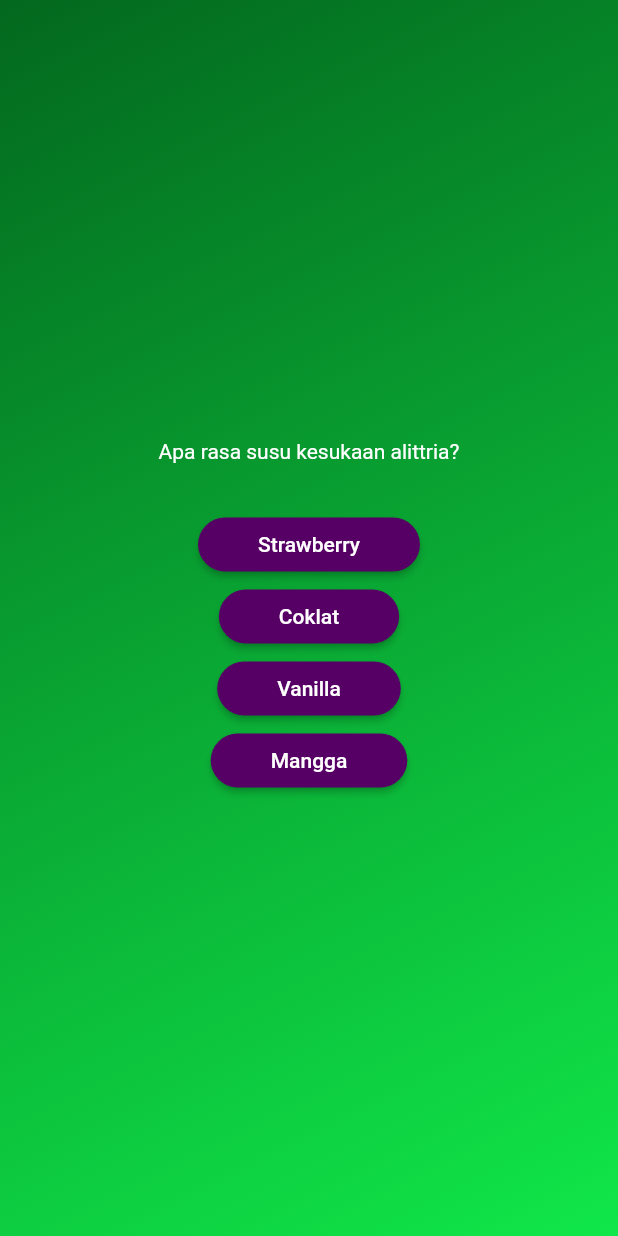
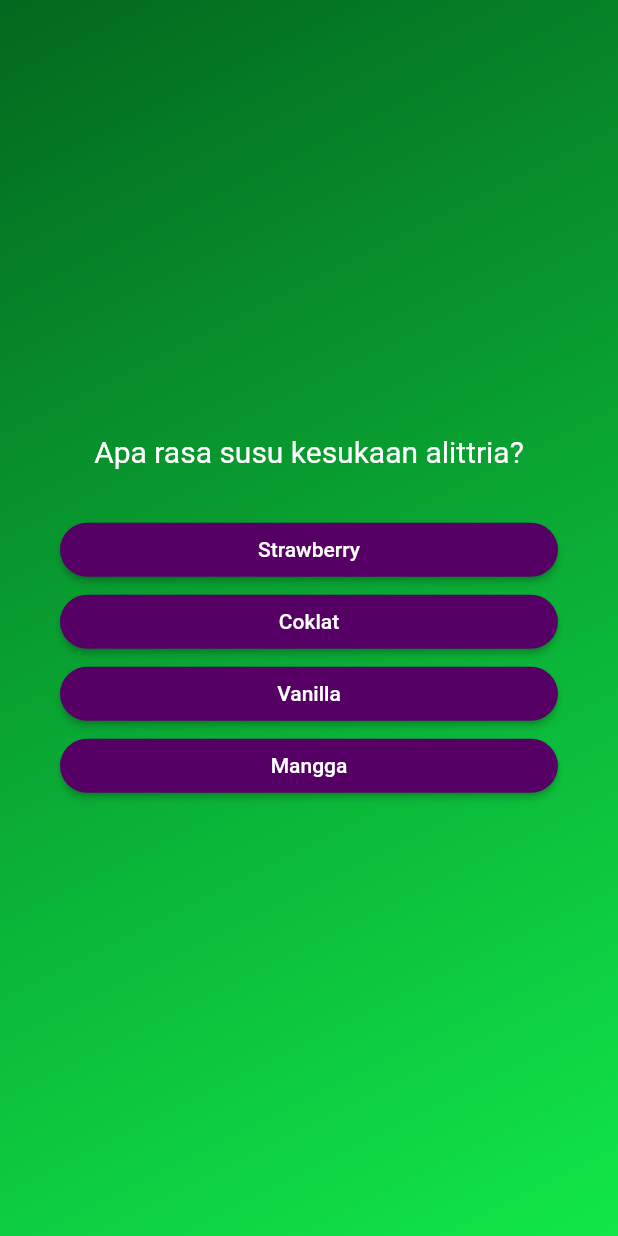
Before and after one commit to rayhan-afk/second_app, a Flutter app: the screen it shows after launch, after a tap on "Mulai Quiz", on a phone screen of 412 x 824 dp. Run offline on Flutter 3.47's test engine with Material 2 defaults, Android fonts, the phone set to English and light mode, and no system bars.

Commit message:
alignment

```diff
--- a/lib/questions_screen.dart
+++ b/lib/questions_screen.dart
@@ -19,19 +19,27 @@ class _QuestionScreenState extends State<QuestionsScreen> {
 
     return SizedBox(
       width: double.infinity,
+      child: Container(
+        margin: const EdgeInsets.all(40),
         child: Column(
           mainAxisAlignment: MainAxisAlignment.center,
+          crossAxisAlignment: CrossAxisAlignment.stretch,
           children: [
-          Text(currentQuestion.text,
+            Text(
+              currentQuestion.text,
               style: const TextStyle(
                 color: Colors.white,
-              )),
+                fontSize: 20,
+              ),
+              textAlign: TextAlign.center,
+            ),
             const SizedBox(height: 30),
             ...currentQuestion.answers.map((answer) {
               return AnswerButton(answerText: answer, onTap: () {});
             })
           ],
         ),
+      ),
     );
   }
 }
```
Also changed, not shown: 168 other files. Lines whose indentation alone changed are shown as unchanged.
